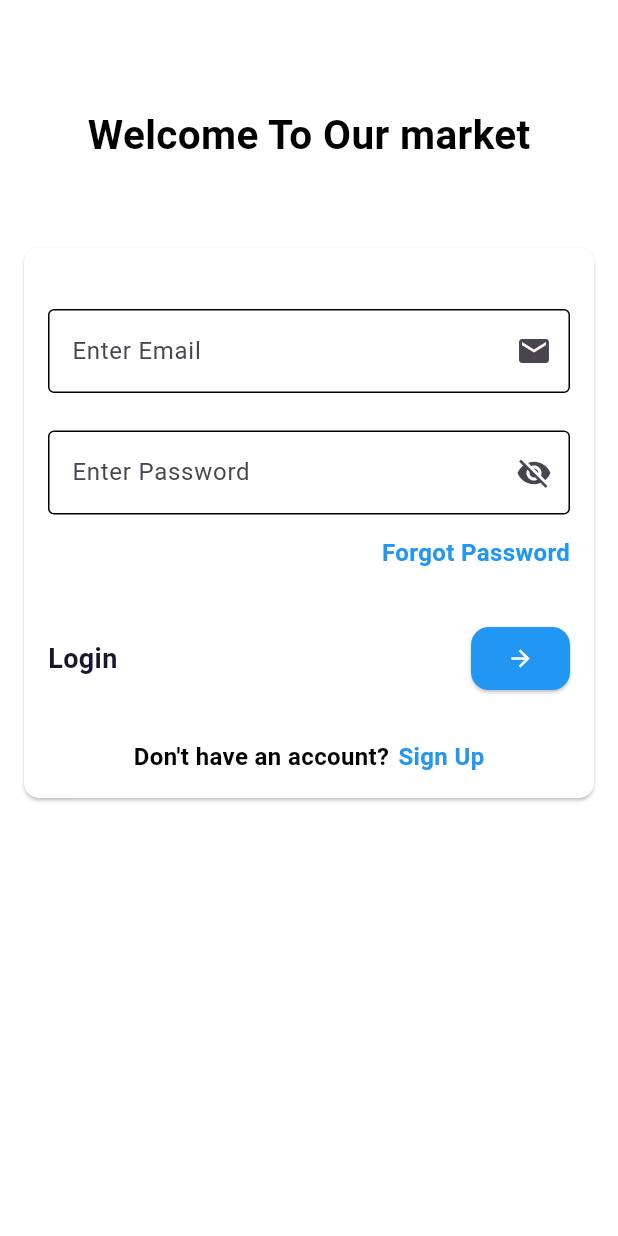
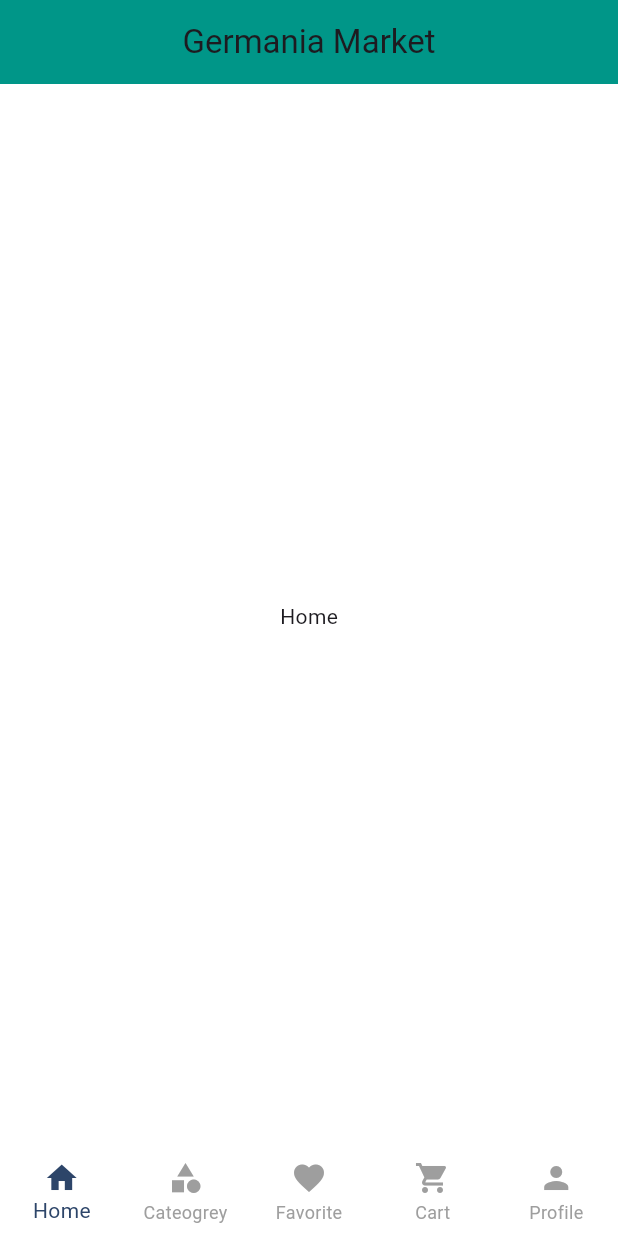
Before and after one commit to MohamedSherif-103/germanmarket, a Flutter app: the screen it shows after launch, on a phone screen of 412 x 824 dp. Run offline on Flutter 3.47's test engine with Material 3 defaults, Android fonts, the phone set to English and light mode, and no system bars; our stand-ins replace bloc, cached_network_image, flutter_bloc, flutter_rating_bar, google_nav_bar, shared_preferences; accounts and stored records are empty.

Commit message:
layoutscreen and newnavbar

```diff
--- a/lib/features/pages/profileview.dart
+++ b/lib/features/pages/profileview.dart
@@ -98,3 +98,4 @@ class _ProfileviewState extends State<Profileview> {
                 ),
 
 */
+// cubbitt.profileData != null ?
--- /dev/null
+++ b/lib/layout/cubit/layout_cubit.dart
@@ -0,0 +1,60 @@
+import 'dart:convert';
+
+import 'package:bloc/bloc.dart';
+import 'package:flutter/material.dart';
+import 'package:germaniatek_market/layout/screens/cart/cart_screen.dart';
+import 'package:germaniatek_market/layout/screens/cateogrey/cateogrey_screen.dart';
+import 'package:germaniatek_market/layout/screens/favorite/favorite_screen.dart';
+import 'package:germaniatek_market/layout/screens/home/home_screen.dart';
+import 'package:germaniatek_market/layout/screens/profile/profile_screen.dart';
+import 'package:germaniatek_market/models/user_model.dart';
+import 'package:germaniatek_market/shared/constant/constants.dart';
+import 'package:http/http.dart';
+import 'package:http/http.dart' as http;
+import 'package:meta/meta.dart';
+
+part 'layout_state.dart';
+
+class LayoutCubit extends Cubit<LayoutState> {
+  LayoutCubit() : super(LayoutCubitInitial());
+  int bottomNavigationCurrentIndex = 0;
+  List<Widget> layoutScreenLists = [
+    const HomeScreen(),
+    const CateogreyScreen(),
+    const FavoriteScreen(),
+    const CartScreen(),
+    const ProfileScreen()
+  ];
+  void changeBottomNavIndex(int index) {
+    bottomNavigationCurrentIndex = index;
+    emit(IndexChanged());
+  }
+
+  UserModel? profileData;
+  Future<void> getProfileUserData() async {
+    emit(GetProfileLoadingState());
+    try {
+      Response response = await http.get(
+        Uri.parse("https://student.valuxapps.com/api/profile"),
+        headers: {
+          "Authorization": token!,
+          "lang": "en",
+        },
+      );
+      var responseData = jsonDecode(response.body);
+      if (responseData['status'] == true) {
+        profileData = UserModel.fromJSON(data: responseData['data']);
+        emit(GetProfileSuccessState());
+        print("My Response is $responseData");
+      } else {
+        emit(GetProfileFailureState(error: responseData['message']));
+        print("My Response is $responseData");
+      }
+    } catch (e) {
+      emit(GetProfileFailureState(error: e.toString()));
+    }
+  }
+}
+
+// LayoutCubit cubbitt = context.read<LayoutCubit>();
+// cubbitt.profileData!.name!
--- /dev/null
+++ b/lib/layout/cubit/layout_state.dart
@@ -0,0 +1,18 @@
+part of 'layout_cubit.dart';
+
+@immutable
+sealed class LayoutState {}
+
+final class LayoutCubitInitial extends LayoutState {}
+
+final class GetProfileLoadingState extends LayoutState {}
+
+final class GetProfileSuccessState extends LayoutState {}
+
+final class GetProfileFailureState extends LayoutState {
+  final String error;
+
+  GetProfileFailureState({required this.error});
+}
+
+final class IndexChanged extends LayoutState {}
--- /dev/null
+++ b/lib/layout/screens/home/home_screen.dart
@@ -0,0 +1,12 @@
+import 'package:flutter/material.dart';
+
+class HomeScreen extends StatelessWidget {
+  const HomeScreen({super.key});
+
+  @override
+  Widget build(BuildContext context) {
+    return const Scaffold(
+      body: Center(child: Text("Home")),
+    );
+  }
+}
--- /dev/null
+++ b/lib/layout/screens/home_main_screen.dart
@@ -0,0 +1,51 @@
+import 'package:flutter/material.dart';
+import 'package:flutter_bloc/flutter_bloc.dart';
+import 'package:germaniatek_market/layout/cubit/layout_cubit.dart';
+
+class HomeMainscreen extends StatelessWidget {
+  const HomeMainscreen({super.key});
+
+  @override
+  Widget build(BuildContext context) {
+    return BlocProvider(
+      create: (context) => LayoutCubit(),
+      child: BlocConsumer<LayoutCubit, LayoutState>(
+        listener: (context, state) {},
+        builder: (context, state) {
+          LayoutCubit cubiit = context.read<LayoutCubit>();
+          return Scaffold(
+            appBar: AppBar(
+              centerTitle: true,
+              title: const Text("Germania Market"),
+              backgroundColor: Colors.teal,
+            ),
+            // كدا عشان أطبق اللوجيك عندى مهم جدا
+            body: cubiit.layoutScreenLists[cubiit.bottomNavigationCurrentIndex],
+            bottomNavigationBar: BottomNavigationBar(
+              currentIndex: cubiit.bottomNavigationCurrentIndex,
+              onTap: (index) {
+                cubiit.changeBottomNavIndex(index);
+              },
+              selectedItemColor: const Color(0xff2d4569),
+              unselectedItemColor: Colors.grey,
+              backgroundColor: Colors.white,
+              elevation: 0,
+              type: BottomNavigationBarType.fixed,
+              items: const [
+                BottomNavigationBarItem(icon: Icon(Icons.home), label: "Home"),
+                BottomNavigationBarItem(
+                    icon: Icon(Icons.category), label: "Cateogrey"),
+                BottomNavigationBarItem(
+                    icon: Icon(Icons.favorite), label: "Favorite"),
+                BottomNavigationBarItem(
+                    icon: Icon(Icons.shopping_cart), label: "Cart"),
+                BottomNavigationBarItem(
+                    icon: Icon(Icons.person), label: "Profile"),
+              ],
+            ),
+          );
+        },
+      ),
+    );
+  }
+}
--- a/lib/main.dart
+++ b/lib/main.dart
@@ -6,6 +6,7 @@ import 'package:germaniatek_market/features/nav_bar/ui/main_home_view.dart';
 import 'package:germaniatek_market/features/pages/edit_name.dart';
 import 'package:germaniatek_market/features/pages/my_order.dart';
 import 'package:germaniatek_market/features/product_details/ui/product_details_view.dart';
+import 'package:germaniatek_market/layout/screens/home_main_screen.dart';
 import 'package:germaniatek_market/shared/constant/constants.dart';
 import 'package:germaniatek_market/shared/network/local_network.dart';
 
@@ -38,7 +39,8 @@ class MyApp extends StatelessWidget {
         primarySwatch: Colors.blue,
         scaffoldBackgroundColor: Colors.white,
       ),
-      home: token != '' ? MainHomeView() : const LoginView(),
+      home: const HomeMainscreen(),
+      // home: token != '' ? MainHomeView() : const LoginView(),
     );
   }
 }
--- /dev/null
+++ b/lib/models/user_model.dart
@@ -0,0 +1,30 @@
+class UserModel {
+  String? name;
+  String? email;
+  String? phone;
+  String? token;
+  String? image;
+
+  // DEFAULT Constructor
+  UserModel(this.name, this.email, this.phone, this.token, this.image);
+
+  UserModel.fromJSON({required Map<String, dynamic> data}) {
+    // refactor map | json
+    name = data['name'];
+    email = data['email'];
+    phone = data['phone'];
+    token = data['token'];
+    image = data['image'];
+  }
+
+  // to map
+  Map<String, dynamic> toMap() {
+    return {
+      'name': name,
+      'email': email,
+      'phone': phone,
+      'token': token,
+      'image': image
+    };
+  }
+}
```
Also changed, not shown: lib/features/auth/login_view.dart (+12 -6 lines), lib/features/auth/signup_view.dart (+11 -5 lines), lib/features/cubit/authenticate_cubit_cubit.dart (+8 -2 lines), lib/layout/screens/cart/cart_screen.dart (added, +10 -0 lines), lib/layout/screens/cateogrey/cateogrey_screen.dart (added, +12 -0 lines), lib/layout/screens/favorite/favorite_screen.dart (added, +12 -0 lines), lib/layout/screens/profile/profile_screen.dart (added, +12 -0 lines), lib/tryy.dart (added, +61 -0 lines).
